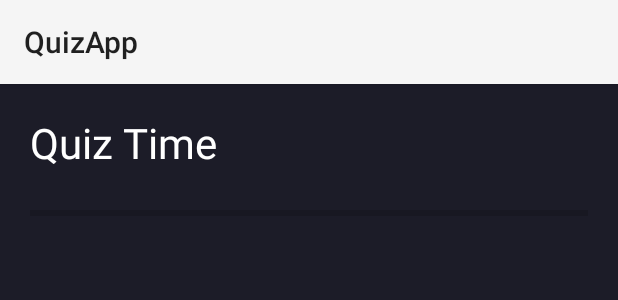
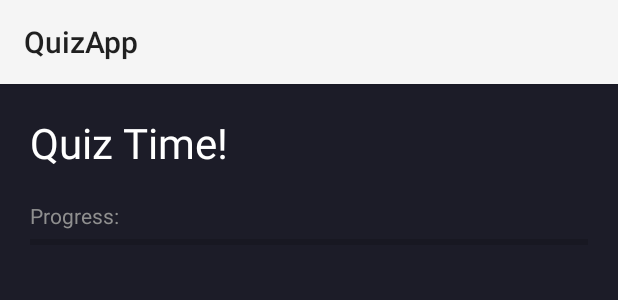
Before and after one commit to lenard123/quiz-app, an Android app: the layout quiz.xml on its own in the app's theme, with its tools: preview values and no code run, on a phone screen of 412 x 824 dp. Shown: the top 300 px of the screen. Run offline under Robolectric (Android 15) with nearby library versions, the light colour scheme and no system bars; network calls fail.

Commit message:
Add Logo and Bug fixes

```diff
--- a/app/src/main/AndroidManifest.xml
+++ b/app/src/main/AndroidManifest.xml
@@ -5,7 +5,7 @@
     <uses-permission android:name="android.permission.INTERNET"/>
 	<application
         android:allowBackup="true"
-        android:icon="@drawable/ic_launcher"
+        android:icon="@drawable/applogo"
         android:label="@string/app_name"
         android:theme="@style/AppTheme" >
         <activity
--- a/app/src/main/java/com/group5/quizApp/Activities/QuizTimeApp2.java
+++ b/app/src/main/java/com/group5/quizApp/Activities/QuizTimeApp2.java
@@ -13,6 +13,7 @@ public class QuizTimeApp2 extends App2
 	ArrayList<String> answer = new ArrayList<String>();
 	LinearLayout quiz_panel;
 	ProgressBar progress;
+	TextView tv1;
 
 	public QuizTimeApp2(MainActivity app, Lesson lesson){
 		super(app, R.layout.quiz);
@@ -25,6 +26,7 @@ public class QuizTimeApp2 extends App2
 		quiz = Quiz.getQuizzes(lesson);
 		quiz_panel = (LinearLayout) findView(R.id.quizLinearLayout1);
 		progress = (ProgressBar) findView(R.id.quizProgressBar1);
+		tv1 = (TextView) findView(R.id.quizTextView1);
 		nextQuestion();
 	}
 
@@ -38,7 +40,8 @@ public class QuizTimeApp2 extends App2
 		}
 		else
 		{
-			progress.setProgress(answer.size()*100/quiz.size());
+			tv1.setText(answer.size()+1 +" / " + quiz.size());
+			progress.setProgress((answer.size()+1)*100/quiz.size());
 			quiz_panel.removeAllViews();
 			quiz_panel.addView(QuizComponent.CreateComponent(this, quiz.get(answer.size()), answer.size()));
 		}
--- a/app/src/main/java/com/group5/quizApp/Config.java
+++ b/app/src/main/java/com/group5/quizApp/Config.java
@@ -2,6 +2,6 @@ package com.group5.quizApp;
 
 public class Config
 {
-	public static final int DB_VERSION = 6;
+	public static final int DB_VERSION = 8;
 	public static final String YOUTUBE_API_KEY = "AIzaSyDhvRljHPs7I1bYiNc5US5l1ee1oorGFSU";
 }
--- a/app/src/main/res/layout/quiz.xml
+++ b/app/src/main/res/layout/quiz.xml
@@ -11,17 +11,32 @@
 		android:layout_height="wrap_content"
 		android:textAppearance="?android:attr/textAppearanceLarge"
 		android:layout_width="wrap_content"
-		android:text="Quiz Time"
+		android:text="Quiz Time!"
 		android:textColor="#FFFFFF"
 		android:textSize="28sp"
 		android:layout_marginBottom="20dp"/>
 
-	<ProgressBar
-		style="?android:attr/progressBarStyleHorizontal"
+	<LinearLayout
 		android:layout_height="wrap_content"
 		android:layout_width="match_parent"
-		android:id="@+id/quizProgressBar1"
-		android:layout_marginBottom="20dp"/>
+		android:orientation="vertical">
+
+		<TextView
+			android:layout_height="wrap_content"
+			android:textAppearance="?android:attr/textAppearanceSmall"
+			android:layout_width="wrap_content"
+			android:text="Progress:"
+			android:textColor="#8F8F8F"
+			android:layout_marginRight="10dp"
+			android:id="@+id/quizTextView1"/>
+
+		<ProgressBar
+			style="?android:attr/progressBarStyleHorizontal"
+			android:layout_height="wrap_content"
+			android:layout_width="match_parent"
+			android:id="@+id/quizProgressBar1"/>
+
+	</LinearLayout>
 
 	<LinearLayout
 		android:layout_height="match_parent"
```
Also changed, not shown: app/src/main/res/layout/fill_in_blank.xml (+10 -2 lines), app/src/main/res/layout/main.xml (+5 -8 lines), app/src/main/res/drawable/applogo.png (added), 1 other file.
